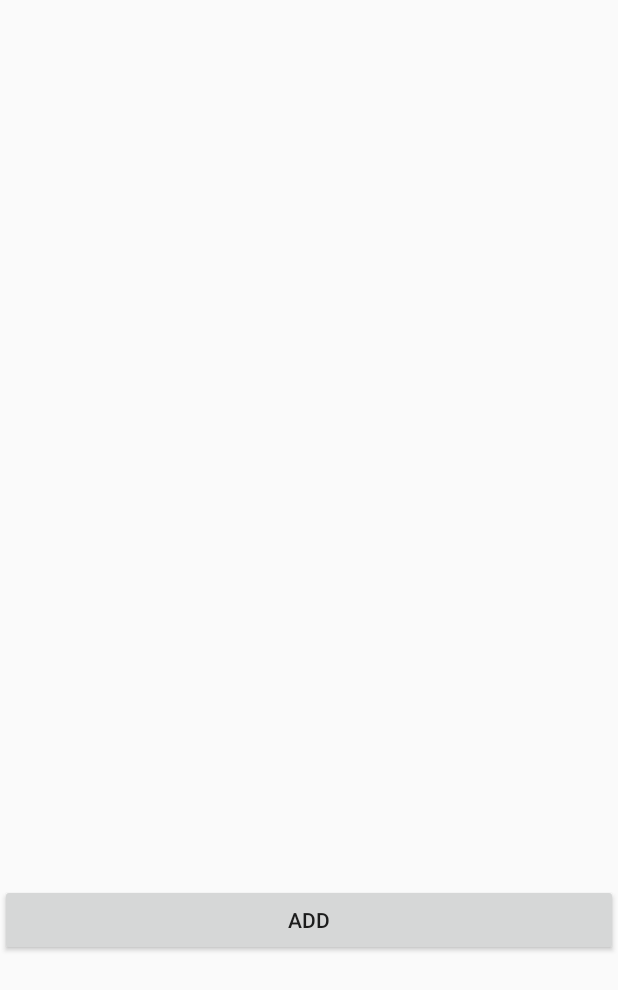
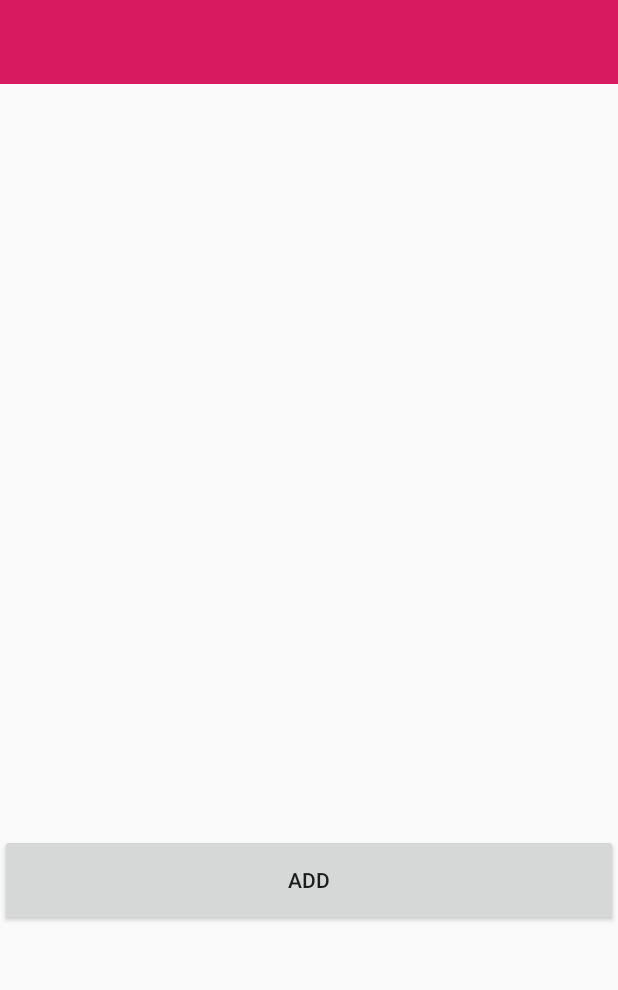
Before and after one commit to hhYanGG/CRUD, an Android app: the MainActivity screen opened directly, with no data from a screen before it, on a phone screen of 412 x 824 dp. Shown: the top 990 px of the screen. Run offline under Robolectric (Android 15) with nearby library versions, the phone set to English and light mode, and no system bars; libraries missing offline, so code that uses them is left out: cn.jpush.android; 2 statements that could not run were skipped.

Commit message:
addToolbar

```diff
--- a/app/src/main/AndroidManifest.xml
+++ b/app/src/main/AndroidManifest.xml
@@ -17,7 +17,8 @@
             </intent-filter>
         </activity>
 
-        <activity android:name=".MainActivity">
+        <activity android:name=".MainActivity"
+        android:parentActivityName=".FirstActivity">
 
         </activity>
 
--- a/app/src/main/res/layout/activity_main.xml
+++ b/app/src/main/res/layout/activity_main.xml
@@ -4,12 +4,20 @@
               android:layout_height="match_parent"
               android:orientation="vertical">
 
+
+    <android.support.v7.widget.Toolbar
+            android:layout_width="match_parent"
+            android:layout_height="wrap_content"
+            android:background="@color/colorAccent"
+            android:theme="?attr/actionBarTheme"
+            android:minHeight="?attr/actionBarSize" android:id="@+id/toolbar"
+            />
     <ListView
             android:id="@+id/lvNotes"
             android:layout_width="match_parent"
-            android:layout_height="589dp"/>
+            android:layout_height="500dp"/>
     <Button
             android:text="add"
             android:layout_width="match_parent"
-            android:layout_height="wrap_content" android:id="@+id/add"/>
+            android:layout_height="61dp" android:id="@+id/add"/>
 </LinearLayout>
```
